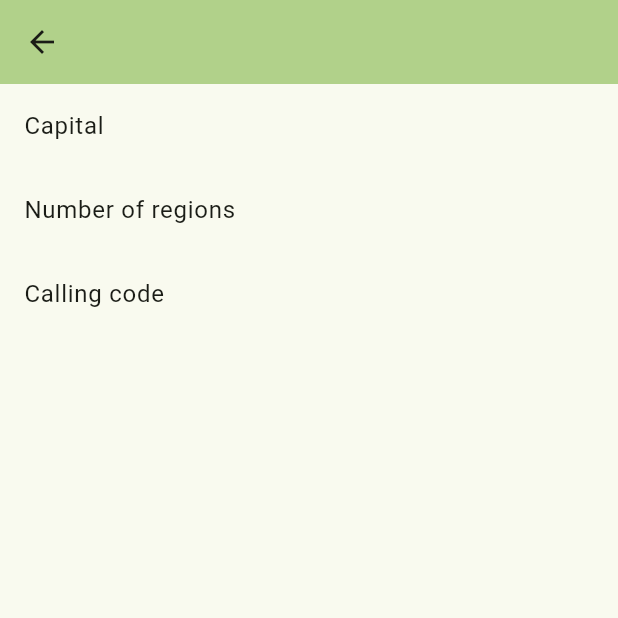
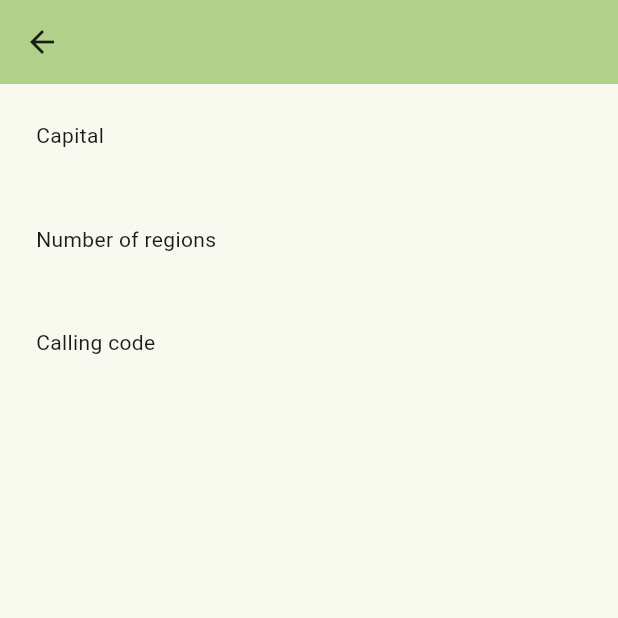
Before and after one commit to christenbc/wame_sports_challenge, a Flutter app: the DetailPage screen opened directly with empty values, on a phone screen of 412 x 824 dp, the top half of it. Run offline on Flutter 3.47's test engine with Material 3 defaults, Android fonts, the phone set to English and light mode, and no system bars; our stand-ins replace bloc, dio, equatable, flutter_bloc, flutter_svg, infinite_scroll_pagination; missing offline and left inert: dio_cache_interceptor, dio_cache_interceptor_hive_store; accounts and stored records are empty; statements that could not run were skipped.

Commit message:
enhance UI of country details

```diff
--- a/lib/blocs/home/home_bloc.dart
+++ b/lib/blocs/home/home_bloc.dart
@@ -1,8 +1,5 @@
 import 'package:bloc/bloc.dart';
-
 import 'package:flutter/material.dart';
-
-import 'package:meta/meta.dart';
 import 'package:equatable/equatable.dart';
 import 'package:wame_sports_challenge_christen/api/api.dart';
 import 'package:wame_sports_challenge_christen/models/models.dart';
--- a/lib/pages/detail.dart
+++ b/lib/pages/detail.dart
@@ -2,6 +2,7 @@ import 'package:flutter/material.dart';
 import 'package:flutter_bloc/flutter_bloc.dart';
 import 'package:flutter_svg/flutter_svg.dart';
 import 'package:wame_sports_challenge_christen/blocs/blocs.dart';
+import 'package:wame_sports_challenge_christen/pages/home/widgets/widgets.dart';
 
 class DetailPage extends StatelessWidget {
   /// An page which displays additional information about the country
@@ -36,18 +37,32 @@ class DetailPage extends StatelessWidget {
             final flagUrl = countryDetails?.flagImageUri;
             return Column(
               children: [
-                // TODO: The following 3 next ListTiles could be refactored
-                ListTile(
-                  title: const Text('Capital'),
-                  trailing: Text(countryDetails?.capital ?? ''),
-                ),
-                ListTile(
-                  title: const Text('Number of regions'),
-                  trailing: Text(countryDetails?.numRegions?.toString() ?? ''),
-                ),
-                ListTile(
-                  title: const Text('Calling code'),
-                  trailing: Text(countryDetails?.callingCode ?? ''),
+                Table(
+                  columnWidths: const <int, TableColumnWidth>{
+                    0: IntrinsicColumnWidth(),
+                    1: FlexColumnWidth(),
+                  },
+                  defaultVerticalAlignment: TableCellVerticalAlignment.middle,
+                  children: <TableRow>[
+                    TableRow(
+                      children: <Widget>[
+                        const PaddedTableCell(child: Text('Capital')),
+                        PaddedTableCell(child: Text(countryDetails?.capital ?? '')),
+                      ],
+                    ),
+                    TableRow(
+                      children: <Widget>[
+                        const PaddedTableCell(child: Text('Number of regions')),
+                        PaddedTableCell(child: Text(countryDetails?.numRegions?.toString() ?? '')),
+                      ],
+                    ),
+                    TableRow(
+                      children: <Widget>[
+                        const PaddedTableCell(child: Text('Calling code')),
+                        PaddedTableCell(child: Text(countryDetails?.callingCode ?? '')),
+                      ],
+                    ),
+                  ],
                 ),
                 if (flagUrl?.isNotEmpty == true)
                   if (flagUrl!.endsWith('svg'))
--- /dev/null
+++ b/lib/pages/home/widgets/padded_table_cell.dart
@@ -0,0 +1,15 @@
+import 'package:flutter/widgets.dart';
+
+class PaddedTableCell extends StatelessWidget {
+  final Widget child;
+
+  const PaddedTableCell({required this.child, super.key});
+
+  @override
+  Widget build(BuildContext context) => TableCell(
+        child: Padding(
+          padding: const EdgeInsets.all(24.0),
+          child: child,
+        ),
+      );
+}
--- a/lib/pages/home/widgets/widgets.dart
+++ b/lib/pages/home/widgets/widgets.dart
@@ -1 +1,2 @@
 export 'country_card.dart';
+export 'padded_table_cell.dart';
```
